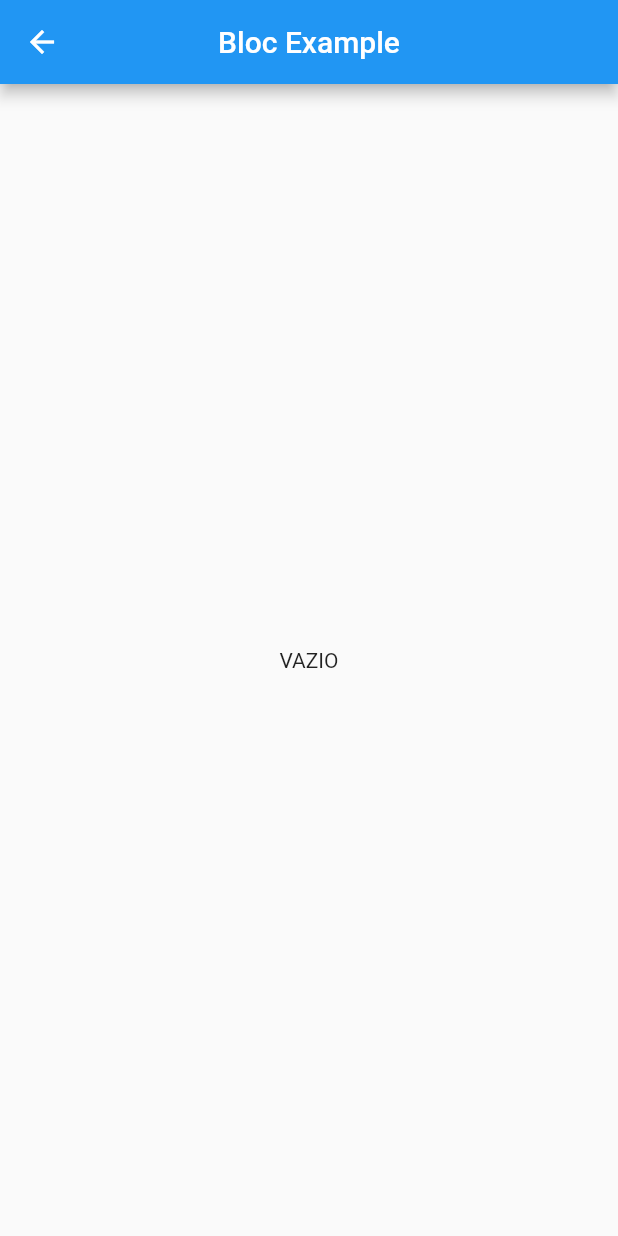
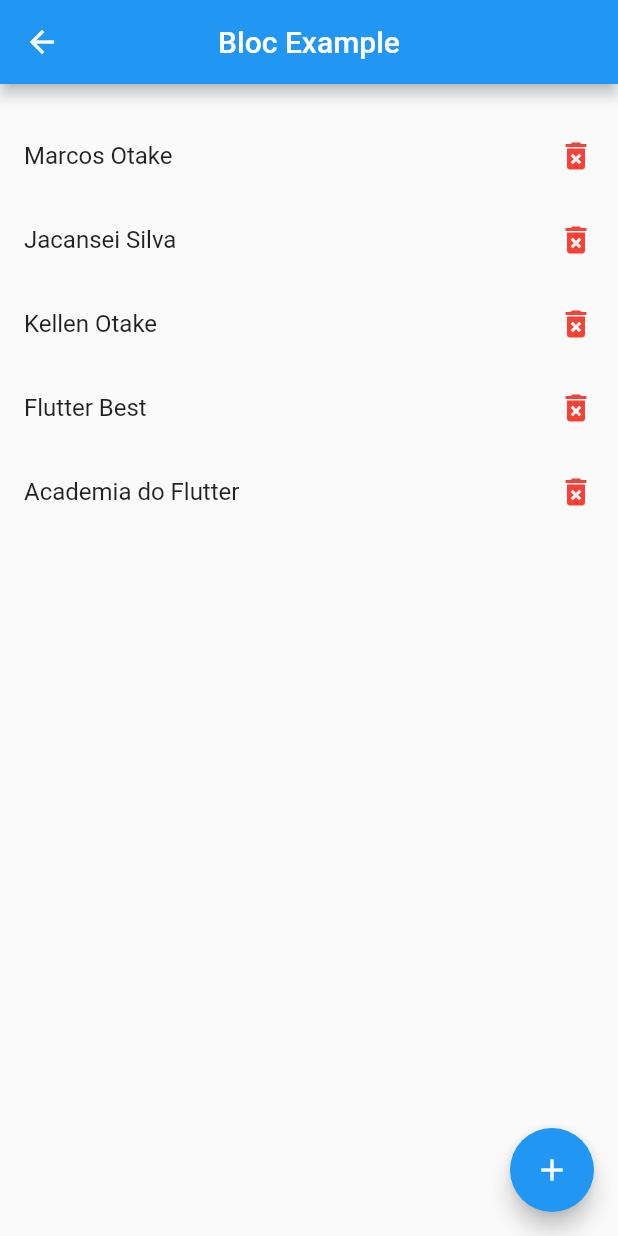
Before and after one commit to MarcosOtake/bloc_cubit_example, a Flutter app: the BlocExample screen opened by its route, on a phone screen of 412 x 824 dp. Run offline on Flutter 3.47's test engine with Material 2 defaults, Android fonts, the phone set to English and light mode, and no system bars; our stand-ins replace bloc, flutter_bloc.

Commit message:
desafio concluído

```diff
--- a/lib/feature/bloc_example.dart
+++ b/lib/feature/bloc_example.dart
@@ -1,17 +1,161 @@
 import 'package:flutter/material.dart';
+import 'package:flutter_bloc/flutter_bloc.dart';
+import 'package:project_teste_bloc/feature/bloc_example/bloc/example_bloc.dart';
 
 class BlocExample extends StatelessWidget {
   const BlocExample({Key? key}) : super(key: key);
 
   @override
   Widget build(BuildContext context) {
-    final args = ModalRoute.of(context)!.settings.arguments;
+    // final args = ModalRoute.of(context)!.settings.arguments;
     return Scaffold(
       appBar: AppBar(
         centerTitle: true,
         title: const Text('Bloc Example'),
       ),
-      body: Center(child: Text(args != null ? args.toString() : "VAZIO")),
+      floatingActionButton: FloatingActionButton(
+        onPressed: () {
+          String newName = "Mais um nome";
+
+          context.read<ExampleBloc>().add(ExampleAddNameEvent(name: newName));
+        },
+        child: const Icon(
+          Icons.add,
+          color: Colors.white,
+        ),
+      ),
+      body: BlocListener<ExampleBloc, ExampleState>(
+        //listenWhen: usado para condicionar quando quiser apresentar o listener
+        listenWhen: (previous, current) {
+          if (previous is ExampleStateInitial && current is ExampleStateData) {
+            // if (current.name.length > 6) {
+            //   return true;
+            // }
+            if (current.name.length > 5) {
+              return true;
+            }
+          }
+          return false;
+        },
+        listener: (context, state) {
+          if (state is ExampleStateData) {
+            ScaffoldMessenger.of(context).showSnackBar(
+              const SnackBar(
+                content: Text('Lista de nomes Carregada'),
+              ),
+            );
+          }
+        },
+        child: Column(
+          children: [
+            const SizedBox(height: 20),
+            BlocConsumer<ExampleBloc, ExampleState>(
+              //buildWhen: usado para condicionar quando quiser apresentar o listener
+              buildWhen: (previous, current) {
+                if (previous is ExampleStateData &&
+                    current is ExampleStateData) {
+                  // if (current.name.length > 6) {
+                  //   return true;
+                  // }
+                  if (current.name.length > 7) {
+                    return true;
+                  }
+                }
+                return false;
+              },
+              listener: ((context, state) {
+                debugPrint('Estado alterado ${state.runtimeType}');
+              }),
+              builder: (context, state) {
+                if (state is ExampleStateData) {
+                  return Text(
+                      'Total de nomes carregados eh: ${state.name.length}');
+                }
+                return const SizedBox.shrink();
+              },
+            ),
+            BlocSelector<ExampleBloc, ExampleState, bool>(
+              selector: (state) {
+                if (state is ExampleStateInitial) {
+                  return true;
+                }
+                return false;
+              },
+              builder: (context, showLoader) {
+                if (showLoader) {
+                  return const Expanded(
+                      child: Center(
+                    child: CircularProgressIndicator(),
+                  ));
+                }
+                return const SizedBox.shrink();
+              },
+            ),
+            SingleChildScrollView(
+              child: BlocSelector<ExampleBloc, ExampleState, List<String>>(
+                selector: (state) {
+                  if (state is ExampleStateData) {
+                    return state.name;
+                  }
+                  return [];
+                },
+                builder: (context, names) => ListView.builder(
+                  shrinkWrap: true,
+                  itemCount: names.length,
+                  itemBuilder: (context, index) {
+                    final name = names[index];
+                    return ListTile(
+                      title: Text(name),
+                      trailing: GestureDetector(
+                        child: const Icon(
+                          Icons.delete_forever,
+                          color: Colors.red,
+                        ),
+                        onTap: () {
+                          context
+                              .read<ExampleBloc>()
+                              .add(ExampleRemoveNameEvent(names: name));
+                        },
+                      ),
+                      // leading: GestureDetector(
+                      //   child: const Icon(
+                      //     Icons.add,
+                      //     color: Colors.green,
+                      //   ),
+                      //   onTap: () {
+                      //     String newName = "Mais um nome ";
+                      //     String plusName = "$newName + ${index + 1}";
+                      //     context
+                      //         .read<ExampleBloc>()
+                      //         .add(ExampleAddNameEvent(name: plusName));
+                      //   },
+                      // ),
+                    );
+                  },
+                ),
+              ),
+            ),
+            // BlocBuilder<ExampleBloc, ExampleState>(
+            //   builder: (context, state) {
+            //     debugPrint("state.runtimeType: ${state.runtimeType}");
+            //     if (state is ExampleStateData) {
+            //       return ListView.builder(
+            //           shrinkWrap: true,
+            //           itemCount: state.name.length,
+            //           itemBuilder: (context, index) {
+            //             final name = state.name[index];
+            //             return ListTile(
+            //               title: Text(name),
+            //             );
+            //           });
+            //     }
+            //     return const Center(child: Text('Carregando'));
+            //   },
+            // ),
+            const SizedBox(height: 20),
+          ],
+        ),
+      ),
     );
   }
 }
--- a/lib/feature/bloc_example/bloc/example_bloc.dart
+++ b/lib/feature/bloc_example/bloc/example_bloc.dart
@@ -1,8 +1,45 @@
+import 'dart:async';
+
 import 'package:bloc/bloc.dart';
 import 'package:flutter/foundation.dart';
 part 'example_event.dart';
 part 'example_state.dart';
 
 class ExampleBloc extends Bloc<ExampleEvent, ExampleState> {
-  ExampleBloc() : super(ExampleStateInitial());
+  ExampleBloc() : super(ExampleStateInitial()) {
+    on<ExampleFindNameEvent>(_findNames);
+    on<ExampleRemoveNameEvent>(_removeNames);
+    on<ExampleAddNameEvent>(_addNames);
+  }
+
+  FutureOr<void> _removeNames(ExampleRemoveNameEvent event, Emitter emit) {
+    final stateExample = state;
+    if (stateExample is ExampleStateData) {
+      final names = [...stateExample.name];
+      names.retainWhere((element) => element != event.names);
+      emit(ExampleStateData(name: names));
+    }
+  }
+
+  FutureOr<void> _addNames(ExampleAddNameEvent event, Emitter emit) {
+    final stateExample = state;
+    if (stateExample is ExampleStateData) {
+      final names = [...stateExample.name];
+      names.add(event.name);
+      emit(ExampleStateData(name: names));
+    }
+  }
+
+  FutureOr<void> _findNames(
+      ExampleFindNameEvent event, Emitter<ExampleState> emit) async {
+    final names = [
+      "Marcos Otake",
+      "Jacansei Silva",
+      "Kellen Otake",
+      "Flutter Best",
+      "Academia do Flutter"
+    ];
+    await Future.delayed(const Duration(seconds: 1));
+    emit(ExampleStateData(name: names));
+  }
 }
--- a/lib/feature/bloc_example/bloc/example_event.dart
+++ b/lib/feature/bloc_example/bloc/example_event.dart
@@ -4,6 +4,16 @@ abstract class ExampleEvent {}
 
 class ExampleFindNameEvent extends ExampleEvent {}
 
-class ExampleAddNameEvent extends ExampleEvent {}
+class ExampleAddNameEvent extends ExampleEvent {
+  String name;
+  ExampleAddNameEvent({
+    required this.name,
+  });
+}
 
-class ExampleRemoveNameEvent extends ExampleEvent {}
+class ExampleRemoveNameEvent extends ExampleEvent {
+  final String names;
+  ExampleRemoveNameEvent({
+    required this.names,
+  });
+}
--- a/lib/main.dart
+++ b/lib/main.dart
@@ -22,7 +22,7 @@ class MyApp extends StatelessWidget {
       routes: {
         '/home': (_) => const HomePage(),
         '/bloc/example/': (_) => BlocProvider(
-              create: (_) => ExampleBloc(),
+              create: (_) => ExampleBloc()..add(ExampleFindNameEvent()),
               child: const BlocExample(),
             )
       },
```
Also changed, not shown: lib/home/home_page.dart (+17 -16 lines).
